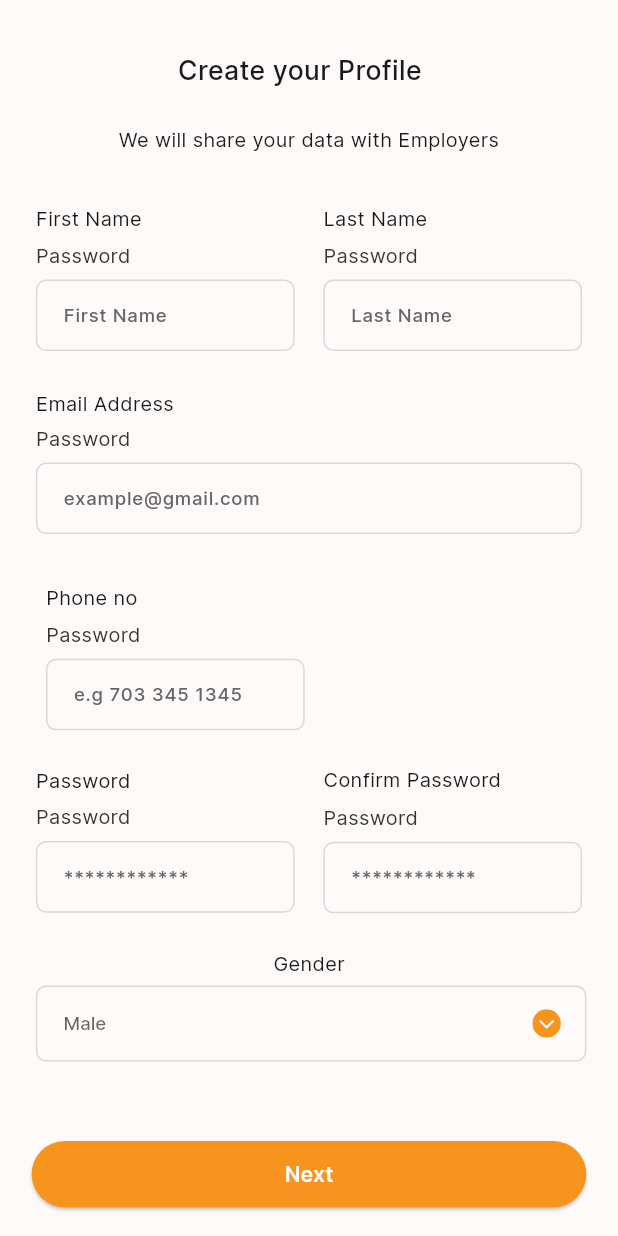
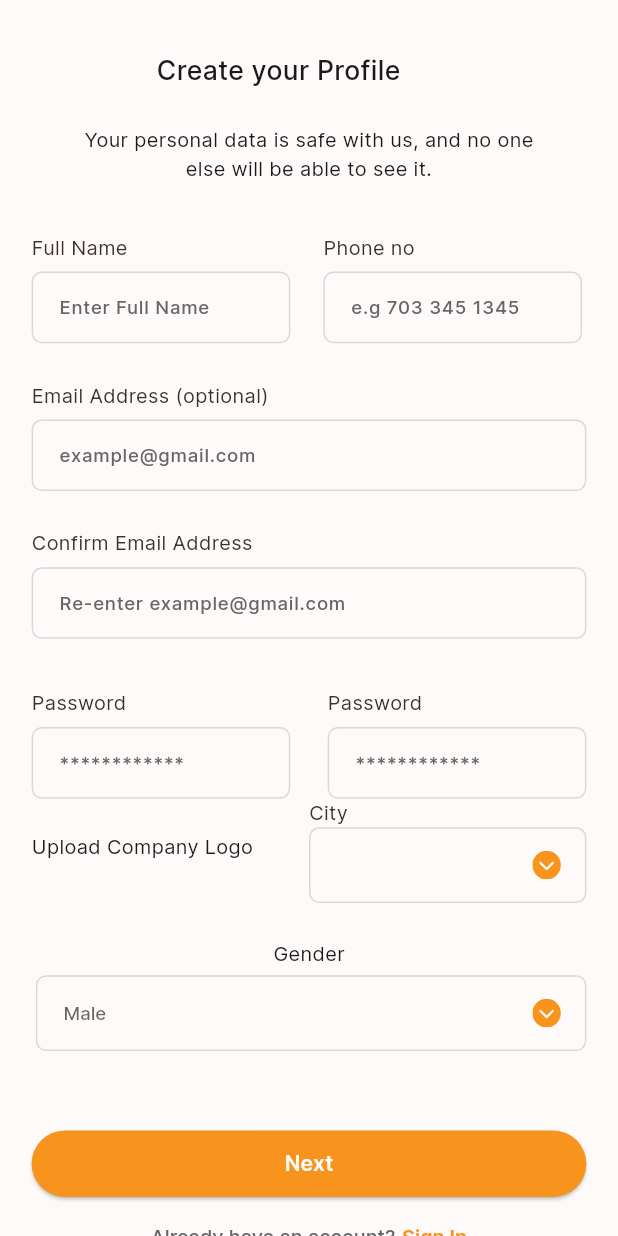
Before and after one commit to AritsanOGA/mobile-app, a Flutter app: the JSCreateAccountPageOneScreen screen opened directly, on a phone screen of 412 x 824 dp. Run offline on Flutter 3.47's test engine with Material 3 defaults, Android fonts, the phone set to English and light mode, and no system bars; our stand-ins replace bloc, cached_network_image, connectivity_plus, dartz, dio, equatable and 17 more; missing offline and left inert: dart:ffi, date_picker_plus, flutterwave_standard; accounts and stored records are empty.

Commit message:
feat: refactor screen

```diff
--- a/lib/features/authentication/presentation/screens/j_s_create_account_page_one_screen.dart
+++ b/lib/features/authentication/presentation/screens/j_s_create_account_page_one_screen.dart
@@ -72,16 +72,16 @@ class _JSCreateAccountPageOneScreenState
                                       crossAxisAlignment:
                                           CrossAxisAlignment.start,
                                       children: [
-                                        CustomImageView(
-                                            imagePath: ImageConstant
-                                                .imgArrowLeftOnprimary,
-                                            height: 16.adaptSize,
-                                            width: 16.adaptSize,
-                                            margin: EdgeInsets.only(
-                                                top: 2.v, bottom: 6.v),
-                                            onTap: () {
-                                              onTapImgArrowLeft(context);
-                                            }),
+                                        // CustomImageView(
+                                        //     imagePath: ImageConstant
+                                        //         .imgArrowLeftOnprimary,
+                                        //     height: 16.adaptSize,
+                                        //     width: 16.adaptSize,
+                                        //     margin: EdgeInsets.only(
+                                        //         top: 2.v, bottom: 6.v),
+                                        //     onTap: () {
+                                        //       onTapImgArrowLeft(context);
+                                        //     }),
                                         Padding(
                                             padding:
                                                 EdgeInsets.only(left: 87.h),
@@ -94,29 +94,105 @@ class _JSCreateAccountPageOneScreenState
                               width: 327.h,
                               margin: EdgeInsets.symmetric(horizontal: 29.h),
                               child: Text(
-                                  "We will share your data with Employers",
+                                  "Your personal data is safe with us, and no one else will be able to see it.",
                                   maxLines: 2,
                                   overflow: TextOverflow.ellipsis,
                                   textAlign: TextAlign.center,
                                   style: theme.textTheme.bodyMedium)),
                           SizedBox(height: 38.v),
-                          _buildFullName1(context),
+                          Row(
+                              mainAxisAlignment: MainAxisAlignment.center,
+                              children: [
+                                Expanded(
+                                    child: Padding(
+                                        padding: EdgeInsets.only(right: 10.h),
+                                        child: CustomTextFormField(
+                                            title: 'Full Name',
+                                            width: 180.h,
+                                            controller: firstNameController,
+                                            hintText: "Enter Full Name",
+                                            hintStyle:
+                                                theme.textTheme.titleSmall!))),
+                                Expanded(
+                                    child: Padding(
+                                        padding: EdgeInsets.only(left: 10.h),
+                                        child: CustomTextFormField(
+                                            title: 'Phone no',
+                                            width: 180.h,
+                                            controller: lastNameController,
+                                            hintText: "e.g 703 345 1345",
+                                            hintStyle:
+                                                theme.textTheme.titleSmall!)))
+                              ]),
+                          //   _buildFullName1(context),
                           SizedBox(height: 29.v),
-                          Align(
-                              alignment: Alignment.centerLeft,
-                              child: Padding(
-                                  padding: EdgeInsets.only(left: 3.h),
-                                  child: Text("Email Address",
-                                      style: theme.textTheme.bodyMedium))),
+
+                          CustomTextFormField(
+                              title: 'Email Address (optional)',
+                              controller: emailController,
+                              hintText: "example@gmail.com",
+                              hintStyle: theme.textTheme.titleSmall!,
+                              textInputType: TextInputType.emailAddress),
+                          SizedBox(height: 29.v),
+                          CustomTextFormField(
+                              title: 'Confirm Email Address',
+                              controller: emailController,
+                              hintText: "Re-enter example@gmail.com",
+                              hintStyle: theme.textTheme.titleSmall!,
+                              textInputType: TextInputType.emailAddress),
+                          SizedBox(height: 38.v),
+                          Row(
+                              mainAxisAlignment: MainAxisAlignment.center,
+                              children: [
+                                Expanded(
+                                  child: CustomTextFormField(
+                                      title: 'Password',
+                                      width: 180.h,
+                                      controller: passwordController,
+                                      hintText: "************",
+                                      hintStyle: theme.textTheme.titleSmall!,
+                                      textInputType:
+                                          TextInputType.visiblePassword,
+                                      obscureText: true),
+                                ),
+                                CustomTextFormField(
+                                    title: 'Password',
+                                    width: 180.h,
+                                    controller: confirmpasswordController,
+                                    hintText: "************",
+                                    hintStyle: theme.textTheme.titleSmall!,
+                                    textInputAction: TextInputAction.done,
+                                    textInputType:
+                                        TextInputType.visiblePassword,
+                                    obscureText: true)
+                              ]),
+    Row(
+                            children: [
+                              Expanded(
+                                child: Column(
+                                  crossAxisAlignment: CrossAxisAlignment.start,
+                                  children: [
+                                    Text("Upload Company Logo",
+                                        style: theme.textTheme.bodyMedium),
                                     SizedBox(height: 5.v),
-                          _buildEmail(context),
-                          SizedBox(height: 38.v),
-                          Container(
-                            width: double.maxFinite,
-                            child: _buildPhone(context),
+                                  //  _buildChooseFile(context),
+                                  ],
                                 ),
-                          SizedBox(height: 27.v),
-                          _buildPassword1(context),
+                              ),
+                              Expanded(
+                                child: Column(
+                                  crossAxisAlignment: CrossAxisAlignment.start,
+                                  children: [
+                                    Text('City',
+                                        style: CustomTextStyles
+                                            .bodyMediumPrimaryContainer_1),
+                                    CustomDropDown(),
+                                  ],
+                                ),
+                              ),
+                            ],
+                          ),
+                          //  _buildPassword1(context),
                           SizedBox(height: 28.v),
                           Container(
                               child: Text("Gender",
@@ -191,7 +267,7 @@ class _JSCreateAccountPageOneScreenState
             SizedBox(
               width: double.maxFinite,
               child: CustomTextFormField(
-                   title:'Password' ,
+                  title: 'Password',
                   textInputType: TextInputType.phone,
                   width: 180.h,
                   controller: phoneController,
@@ -216,7 +292,7 @@ class _JSCreateAccountPageOneScreenState
                         Text("First Name", style: theme.textTheme.bodyMedium),
                         SizedBox(height: 6.v),
                         CustomTextFormField(
-                             title:'Password' ,
+                            title: 'Password',
                             width: 180.h,
                             controller: firstNameController,
                             hintText: "First Name",
@@ -231,7 +307,7 @@ class _JSCreateAccountPageOneScreenState
                         Text("Last Name", style: theme.textTheme.bodyMedium),
                         SizedBox(height: 6.v),
                         CustomTextFormField(
-                             title:'Password' ,
+                            title: 'Password',
                             width: 180.h,
                             controller: lastNameController,
                             hintText: "Last Name",
@@ -245,7 +321,7 @@ class _JSCreateAccountPageOneScreenState
     return Padding(
         padding: EdgeInsets.symmetric(horizontal: 3.h),
         child: CustomTextFormField(
-             title:'Password' ,
+            title: 'Password',
             controller: emailController,
             hintText: "example@gmail.com",
             hintStyle: theme.textTheme.titleSmall!,
@@ -257,7 +333,7 @@ class _JSCreateAccountPageOneScreenState
     return Padding(
         padding: EdgeInsets.symmetric(horizontal: 3.h),
         child: CustomTextFormField(
-             title:'Password' ,
+            title: 'Password',
             textInputType: TextInputType.emailAddress,
             controller: emailController1,
             hintText: "Re-enter example@gmail.com",
@@ -267,7 +343,7 @@ class _JSCreateAccountPageOneScreenState
   /// Section Widget
   Widget _buildPassword(BuildContext context) {
     return CustomTextFormField(
-         title:'Password' ,
+        title: 'Password',
         width: 180.h,
         controller: passwordController,
         hintText: "************",
@@ -286,7 +362,7 @@ class _JSCreateAccountPageOneScreenState
               Text("Confirm Password", style: theme.textTheme.bodyMedium),
               SizedBox(height: 7.v),
               CustomTextFormField(
-                   title:'Password' ,
+                  title: 'Password',
                   width: 180.h,
                   controller: confirmpasswordController,
                   hintText: "************",
--- a/lib/features/authentication/presentation/screens/j_s_login_page_screen.dart
+++ b/lib/features/authentication/presentation/screens/j_s_login_page_screen.dart
@@ -51,32 +51,17 @@ class _JSLoginPageScreenState extends State<JSLoginPageScreen> {
                     style: CustomTextStyles.bodyMediumGray700_2,
                   ),
                   SizedBox(height: 52.v),
-                  Align(
-                    alignment: Alignment.centerLeft,
-                    child: Text(
-                      "Email",
-                      style: CustomTextStyles.bodyMediumPrimaryContainer_1,
-                    ),
-                  ),
-                  SizedBox(height: 7.v),
                   CustomTextFormField(
-                       title:'Password' ,
+                    title: 'Email',
                     controller: emailController,
                     hintText: "example@gmail.com",
                     hintStyle: theme.textTheme.titleSmall!,
                     textInputType: TextInputType.emailAddress,
                   ),
                   SizedBox(height: 28.v),
-                  Align(
-                    alignment: Alignment.centerLeft,
-                    child: Text(
-                      "Password",
-                      style: CustomTextStyles.bodyMediumPrimaryContainer_1,
-                    ),
-                  ),
                   SizedBox(height: 6.v),
                   CustomTextFormField(
-                       title:'Password' ,
+                    title: 'Password',
                     controller: passwordController,
                     hintText: "*************",
                     hintStyle: theme.textTheme.titleSmall!,
@@ -186,7 +171,6 @@ class _JSLoginPageScreenState extends State<JSLoginPageScreen> {
                       }
                     }),
                     text: "Log in",
-
                   ),
                   SizedBox(height: 27.v),
                   GestureDetector(
@@ -195,7 +179,7 @@ class _JSLoginPageScreenState extends State<JSLoginPageScreen> {
                         context,
                         MaterialPageRoute(
                             builder: (context) =>
-                                JSCreateAccountPagetTwoScreen()),
+                                JSCreateAccountPageOneScreen()),
                       );
                     }),
                     child: RichText(
```
Also changed, not shown: lib/features/authentication/presentation/screens/j_s_create_account_page_two_screen.dart (+6 -7 lines). Lines whose indentation alone changed are shown as unchanged.
